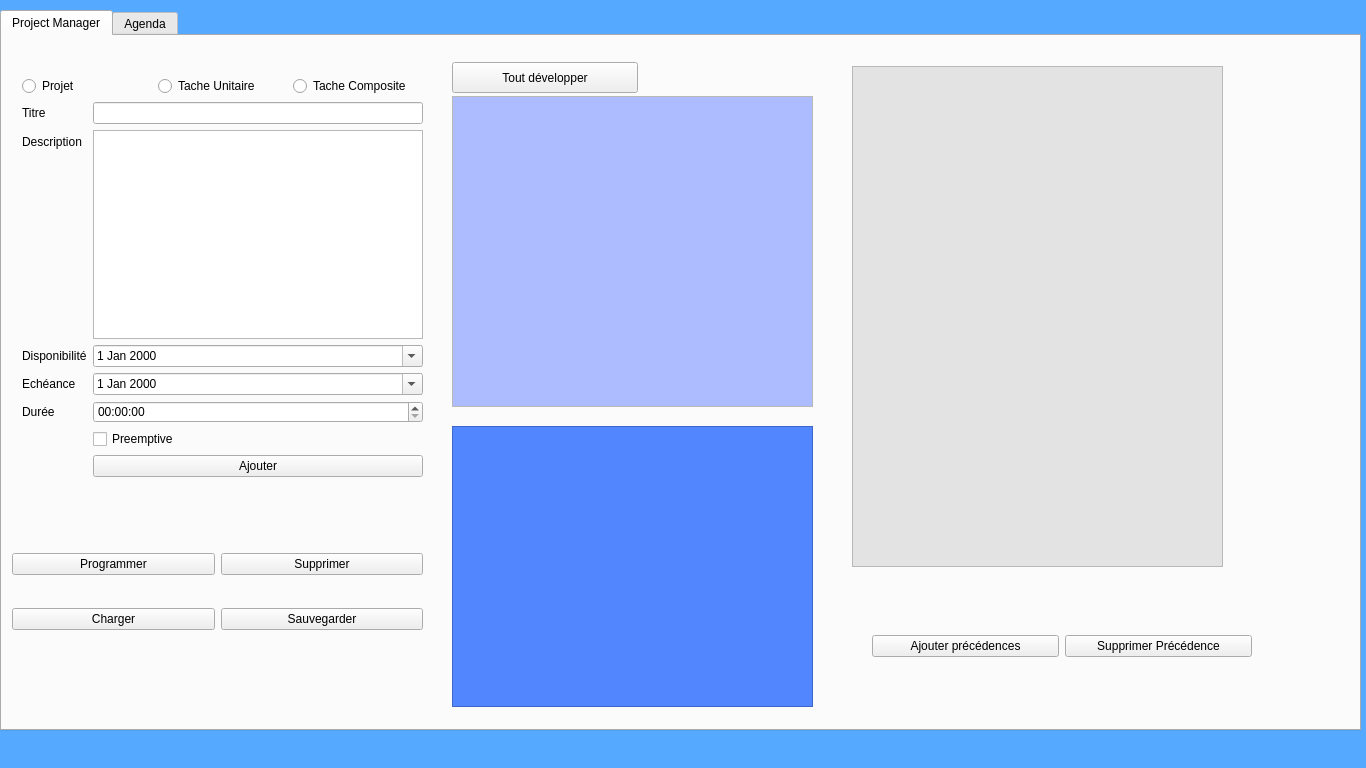
Before: the Qt Designer form ProjectCalendar/mainwindow.ui in pzins/ProjectCalendar_LO21, drawn with Qt 5.
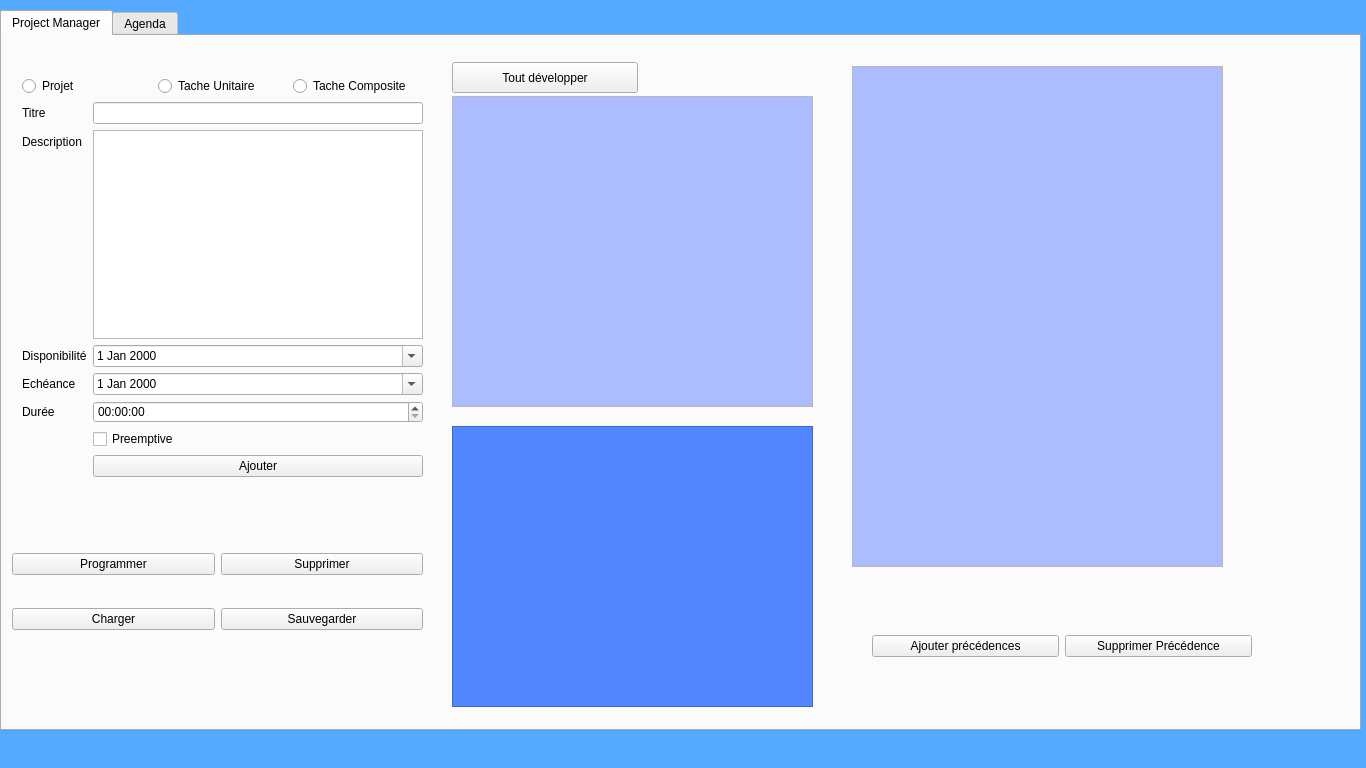
After: the same form once the commit is applied. The open tabs and pages were chosen to show the change.

What changed in the file:
```diff
--- a/ProjectCalendar/mainwindow.ui
+++ b/ProjectCalendar/mainwindow.ui
@@ -804,28 +804,55 @@
       <property name="palette">
        <palette>
         <active>
+         <colorrole role="Text">
+          <brush brushstyle="SolidPattern">
+           <color alpha="255">
+            <red>0</red>
+            <green>0</green>
+            <blue>0</blue>
+           </color>
+          </brush>
+         </colorrole>
          <colorrole role="Base">
           <brush brushstyle="SolidPattern">
            <color alpha="255">
-            <red>227</red>
-            <green>227</green>
-            <blue>227</blue>
+            <red>173</red>
+            <green>188</green>
+            <blue>255</blue>
            </color>
           </brush>
          </colorrole>
         </active>
         <inactive>
+         <colorrole role="Text">
+          <brush brushstyle="SolidPattern">
+           <color alpha="255">
+            <red>0</red>
+            <green>0</green>
+            <blue>0</blue>
+           </color>
+          </brush>
+         </colorrole>
          <colorrole role="Base">
           <brush brushstyle="SolidPattern">
            <color alpha="255">
-            <red>227</red>
-            <green>227</green>
-            <blue>227</blue>
+            <red>173</red>
+            <green>188</green>
+            <blue>255</blue>
            </color>
           </brush>
          </colorrole>
         </inactive>
         <disabled>
+         <colorrole role="Text">
+          <brush brushstyle="SolidPattern">
+           <color alpha="255">
+            <red>159</red>
+            <green>158</green>
+            <blue>158</blue>
+           </color>
+          </brush>
+         </colorrole>
          <colorrole role="Base">
           <brush brushstyle="SolidPattern">
            <color alpha="255">
```
Left out of the diff: 9 changed lines with no effect on the pictures.
